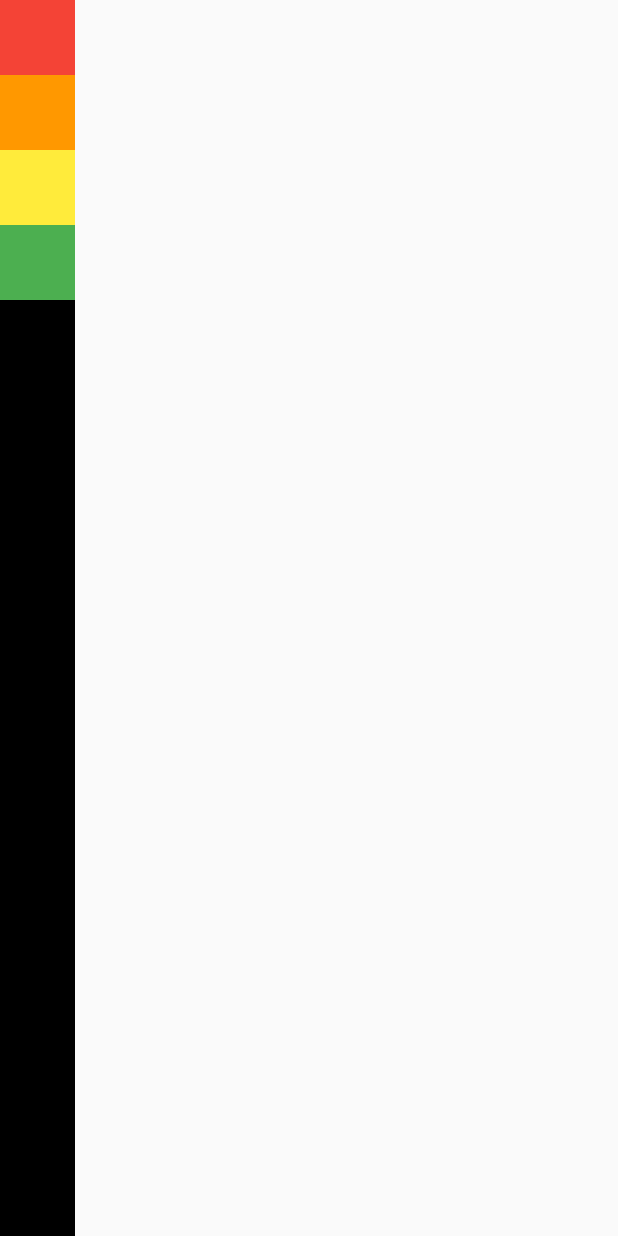
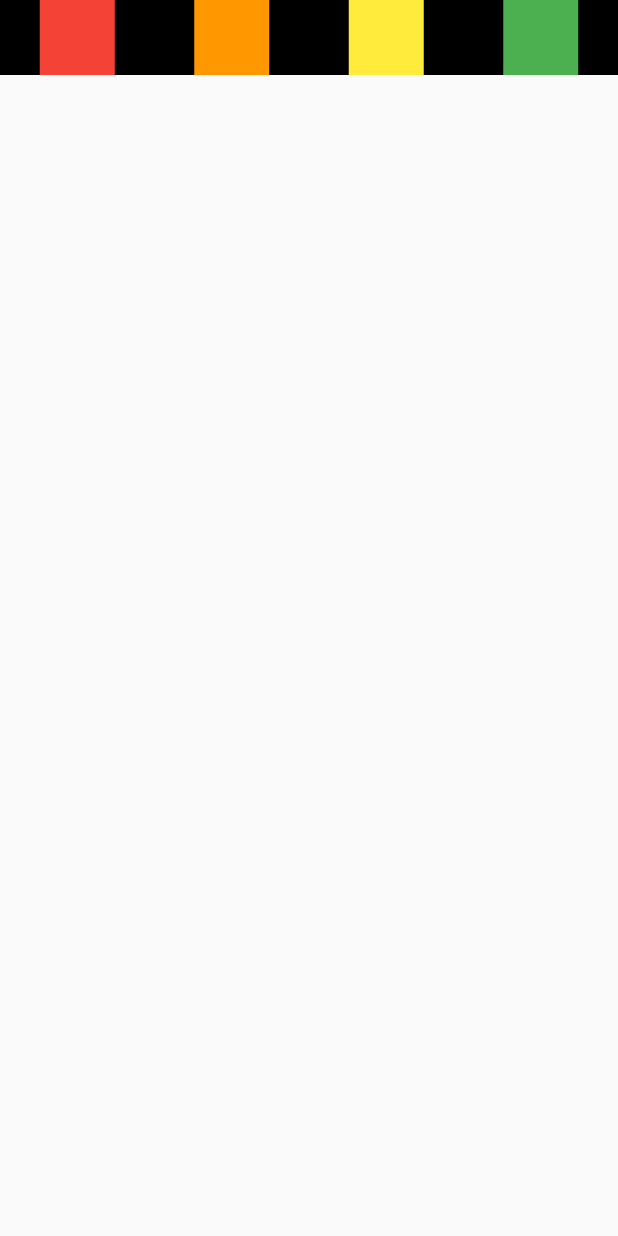
Before and after one commit to yewon-saurus/study-flutter, a Flutter app: the screen it shows after launch, on a phone screen of 412 x 824 dp. Run offline on Flutter 3.47's test engine with Material 2 defaults, Android fonts, the light colour scheme and no system bars.

Commit message:
MainAxisAlignment.. Column, Row

```diff
--- a/row_and_column/lib/screen/home_screen.dart
+++ b/row_and_column/lib/screen/home_screen.dart
@@ -12,7 +12,16 @@ class HomeScreen extends StatelessWidget {
           bottom: false,
           child: Container( // 컨테이너, 말 그대로, 위젯들을 넣는 역할을 해요.. 형태는 child widget를 따라감
             color: Colors.black,
-            child: Column(
+            // child: Column(
+            child: Row(
+              // MainAxisAlignment - 주축 정렬
+              // start - 시작
+              // end - 끝
+              // center - 가운데
+              // spaceBetween - 위젯과 위젯 사이 공간이 동일하게 배치
+              // spaceEvenly - spaceBetween과 같이 위젯을 같은 간격으로 배치하지만, 끝과 끝이, 여백으로 시작(위젯이 아니라)
+              // spaceAround - spaceEvenly + 끝과 끝의 간격은 1/2
+              mainAxisAlignment: MainAxisAlignment.spaceAround,
               children: [
                 Container(
                   color: Colors.red,
```
